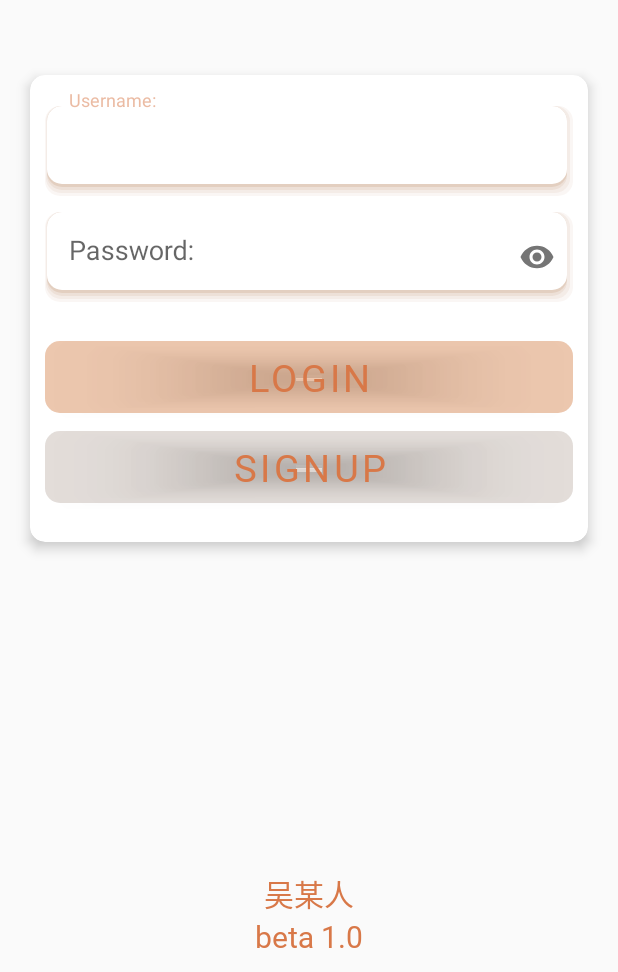
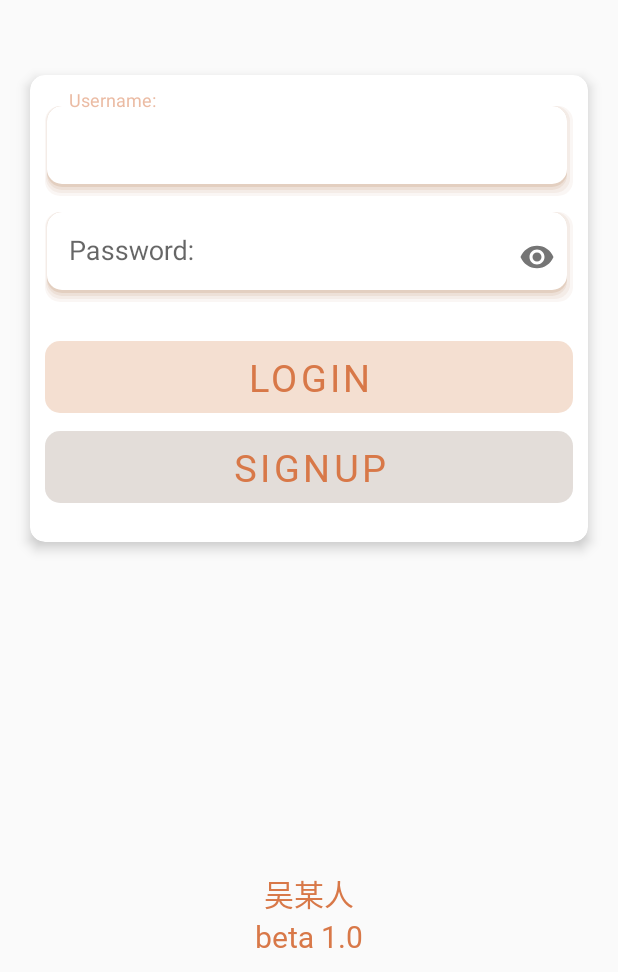
Before and after one commit to CoderWDD/TeamCooperation, an Android app: the LoginPageActivity screen opened directly, with no data from a screen before it, on a phone screen of 412 x 824 dp, the part 264-1236 px from its top. Run offline under Robolectric (Android 15) with nearby library versions, the phone set to English and light mode, and no system bars; our stand-ins replace data binding; 4 statements that could not run were skipped.

Commit message:
Login Retrofit

```diff
--- a/app/build.gradle
+++ b/app/build.gradle
@@ -35,6 +35,9 @@ dependencies {
     implementation 'androidx.appcompat:appcompat:1.3.0'
     implementation 'com.google.android.material:material:1.4.0'
     implementation 'androidx.constraintlayout:constraintlayout:2.0.4'
+    implementation 'com.squareup.retrofit2:retrofit:2.9.0'
+    implementation 'com.squareup.okhttp3:okhttp:latest'
+    implementation 'com.squareup.retrofit2:converter-gson:2.9.0'
     testImplementation 'junit:junit:4.13.2'
     androidTestImplementation 'androidx.test.ext:junit:1.1.3'
     androidTestImplementation 'androidx.test.espresso:espresso-core:3.4.0'
--- a/app/src/main/AndroidManifest.xml
+++ b/app/src/main/AndroidManifest.xml
@@ -1,8 +1,9 @@
 <?xml version="1.0" encoding="utf-8"?>
 <manifest xmlns:android="http://schemas.android.com/apk/res/android"
     package="com.example.cooperation">
-
+    <uses-permission android:name="android.permission.INTERNET"/>
     <application
+        android:usesCleartextTraffic="true"
         android:allowBackup="true"
         android:icon="@mipmap/ic_launcher"
         android:label="@string/app_name"
--- a/app/src/main/java/com/example/cooperation/LoginPageActivity.java
+++ b/app/src/main/java/com/example/cooperation/LoginPageActivity.java
@@ -1,9 +1,14 @@
 package com.example.cooperation;
 
 import androidx.appcompat.app.AppCompatActivity;
+import androidx.databinding.DataBindingUtil;
+import androidx.databinding.ViewDataBinding;
 
 import android.os.Bundle;
 import android.view.WindowManager;
+
+import com.example.cooperation.databinding.ActivityLoginPageBinding;
+import com.example.cooperation.databing.PageLoginDataBinding;
 
 public class LoginPageActivity extends AppCompatActivity {
 
@@ -12,6 +17,13 @@ public class LoginPageActivity extends AppCompatActivity {
         // 去除系统状态栏
         getWindow().setFlags(WindowManager.LayoutParams.FLAG_FULLSCREEN, WindowManager.LayoutParams.FLAG_FULLSCREEN);
         super.onCreate(savedInstanceState);
-        setContentView(R.layout.activity_login_page);
+        // setContentView(R.layout.activity_login_page);
+
+        ActivityLoginPageBinding activityLoginPageBinding = DataBindingUtil.setContentView(this, R.layout.activity_login_page);
+        activityLoginPageBinding.setLoginPageEventHandler(new PageLoginDataBinding(this));
+
     }
+
+
+
 }
--- /dev/null
+++ b/app/src/main/java/com/example/cooperation/api/RetrofitRequest_Interface.java
@@ -0,0 +1,76 @@
+package com.example.cooperation.api;
+
+import com.example.cooperation.model.ItemAdd;
+import com.example.cooperation.model.ProjectCreate;
+import com.example.cooperation.model.ProjectModifyInfo;
+import com.example.cooperation.model.ResponseBody;
+import com.example.cooperation.model.User;
+import com.example.cooperation.model.UserLogin;
+
+import retrofit2.Call;
+import retrofit2.http.Body;
+import retrofit2.http.GET;
+import retrofit2.http.Header;
+import retrofit2.http.POST;
+import retrofit2.http.Path;
+import retrofit2.http.Query;
+
+public interface RetrofitRequest_Interface {
+    @POST("user/login")
+    Call<ResponseBody> userLogin(@Body UserLogin userLogin);
+
+    @POST("user/register")
+    Call<ResponseBody> userRegister(@Header("token") String token,@Body User user);
+
+    @POST("user/delete")
+    Call<ResponseBody> userDelete(@Header("token") String token,@Body String userName);
+
+    @POST("user/modify")
+    Call<ResponseBody> userModify(@Header("token") String token,@Body User user);
+
+    @GET("user/get/{username}")
+    Call<ResponseBody> userGet(@Header("token") String token, @Path("username") String username);
+
+    @POST("project/create")
+    Call<ResponseBody> projectCreate(@Header("token") String token, @Body ProjectCreate projectCreate);
+
+    @POST("project/delete/{projectId}")
+    Call<ResponseBody> projectDelete(@Header("token") String token, @Path("projectId") int projectId);
+
+    @POST("project/modify")
+    Call<ResponseBody> projectModify(@Header("token") String token, @Body ProjectModifyInfo projectModify);
+
+    @GET("project/get/{projectId}")
+    Call<ResponseBody> projectGetOne(@Header("token") String token, @Path("projectId") int projectId);
+
+    // TODO 实现一个将data中的json数据转换为实体的工具类
+    @GET("project/getList")
+    Call<ResponseBody> projectGetList(@Header("token") String token);
+
+    @GET("project/getCooperator/{projectId}")
+    Call<ResponseBody> projectGetCooperator(@Header("token") String token,@Path("projectId") int projectId);
+
+    @POST("project/joinProject/{invitationCode}")
+    Call<ResponseBody> projectJoinProject(@Header("token") String token,@Path("invitationCode") String invitationCode);
+
+    @POST("item/add")
+    Call<ResponseBody> itemAdd(@Header("token") String token, @Body ItemAdd itemAdd);
+
+    @POST("item/delete/{itemId}")
+    Call<ResponseBody> itemDelete(@Header("token") String token,@Path("itemId") int itemId);
+
+    @POST("item/modify/{itemId}")
+    Call<ResponseBody> itemModifyInfo(@Header("token") String token,@Path("itemId") int itemId,@Body ItemAdd itemAdd);
+
+    @POST("item/setStatus/{itemId}")
+    Call<ResponseBody> itemModifyStatus(@Header("token") String token, @Path("itemId") int itemId, @Query("itemStatus") String itemStatus);
+
+    @GET("item/getListByProjectId/{projectId}")
+    Call<ResponseBody> itemGetListByProjectId(@Header("token") String token,@Path("projectId") int projectId);
+
+    @GET("item/get/{itemId}")
+    Call<ResponseBody> itemGetItemInfo(@Header("token") String token,@Path("itemId") int itemId);
+
+    @GET("item/getCurrentItemList")
+    Call<ResponseBody> itemGetCurrentItemList(@Header("token") String token);
+}
--- /dev/null
+++ b/app/src/main/java/com/example/cooperation/constant/HttpStatus.java
@@ -0,0 +1,5 @@
+package com.example.cooperation.constant;
+
+public class HttpStatus {
+    public static String OK = "200";
+}
--- /dev/null
+++ b/app/src/main/java/com/example/cooperation/model/UserLogin.java
@@ -0,0 +1,22 @@
+package com.example.cooperation.model;
+
+public class UserLogin {
+    private String username;
+    private String password;
+
+    public String getUsername() {
+        return username;
+    }
+
+    public void setUsername(String username) {
+        this.username = username;
+    }
+
+    public String getPassword() {
+        return password;
+    }
+
+    public void setPassword(String password) {
+        this.password = password;
+    }
+}
--- a/app/src/main/res/layout/activity_login_page.xml
+++ b/app/src/main/res/layout/activity_login_page.xml
@@ -1,7 +1,15 @@
 <?xml version="1.0" encoding="utf-8"?>
-<androidx.constraintlayout.widget.ConstraintLayout xmlns:android="http://schemas.android.com/apk/res/android"
+<layout xmlns:android="http://schemas.android.com/apk/res/android"
     xmlns:app="http://schemas.android.com/apk/res-auto"
-    xmlns:tools="http://schemas.android.com/tools"
+    xmlns:tools="http://schemas.android.com/tools">
+
+    <data>
+        <variable
+            name="LoginPageEventHandler"
+            type="com.example.cooperation.databing.PageLoginDataBinding" />
+    </data>
+
+    <androidx.constraintlayout.widget.ConstraintLayout
         android:layout_width="match_parent"
         android:layout_height="match_parent"
         tools:context=".LoginPageActivity">
@@ -54,6 +62,7 @@
                         android:hint="@string/username_input_hint"
                         android:inputType="textCapWords"
                         android:maxLength="20"
+                        android:text="@={LoginPageEventHandler.username}"
                         android:maxLines="1"
                         android:textColorHint="@color/orange_brown_hint"
                         tools:ignore="TextContrastCheck" />
@@ -75,6 +84,7 @@
                         android:layout_height="60dp"
                         android:background="@drawable/text_input_background"
                         android:hint="@string/password_input_hint"
+                        android:text="@={LoginPageEventHandler.password}"
                         android:inputType="textPassword"
                         android:maxLength="15"
                         android:maxLines="1"
@@ -84,36 +94,39 @@
 
                 <Space
                     android:layout_width="match_parent"
-                android:layout_height="20dp"/>
+                    android:layout_height="20dp" />
 
 
                 <com.google.android.material.button.MaterialButton
-                android:layout_marginHorizontal="10dp"
-                android:backgroundTint="@color/button_login_background"
-                app:cornerRadius="10dp"
                     android:layout_width="match_parent"
                     android:layout_height="60dp"
+                    android:layout_marginHorizontal="10dp"
+                    android:fontFamily="@font/no236"
+                    android:stateListAnimator="@null"
                     android:text="@string/login"
+                    android:onClick="@{LoginPageEventHandler.onLoginClicked}"
+                    android:textColor="@color/orange_brown"
                     android:textSize="25sp"
-                android:fontFamily="@font/no236"
-                android:textColor="@color/orange_brown"/>
-
+                    app:backgroundTint="@color/button_login_background_3C"
+                    app:cornerRadius="10dp" />
 
 
                 <com.google.android.material.button.MaterialButton
+                    android:layout_width="match_parent"
+                    android:layout_height="60dp"
                     android:layout_marginHorizontal="10dp"
                     android:backgroundTint="@color/button_sign_up_background"
-                app:cornerRadius="10dp"
-                android:layout_width="match_parent"
-                android:layout_height="60dp"
+                    android:fontFamily="@font/no236"
+                    android:stateListAnimator="@null"
                     android:text="@string/sign_up"
+                    android:onClick="@{LoginPageEventHandler.onSignUpClicked}"
+                    android:textColor="@color/orange_brown"
                     android:textSize="25sp"
-                android:fontFamily="@font/no236"
-                android:textColor="@color/orange_brown"/>
+                    app:cornerRadius="10dp" />
 
                 <Space
                     android:layout_width="match_parent"
-                android:layout_height="20dp"/>
+                    android:layout_height="20dp" />
 
 
             </androidx.appcompat.widget.LinearLayoutCompat>
@@ -125,9 +138,9 @@
         <androidx.appcompat.widget.LinearLayoutCompat
             android:layout_width="match_parent"
             android:layout_height="wrap_content"
-        app:layout_constraintBottom_toBottomOf="parent"
             android:gravity="center"
-        android:orientation="vertical">
+            android:orientation="vertical"
+            app:layout_constraintBottom_toBottomOf="parent">
 
             <TextView
                 android:layout_width="wrap_content"
@@ -159,3 +172,4 @@
 
 
     </androidx.constraintlayout.widget.ConstraintLayout>
+</layout>
--- a/app/src/main/res/layout/activity_splash_page.xml
+++ b/app/src/main/res/layout/activity_splash_page.xml
@@ -58,10 +58,10 @@
                 android:layout_height="wrap_content"
                 android:layout_alignEnd="@id/page_splash"
                 android:layout_alignBottom="@id/page_splash"
+                android:layout_marginEnd="30dp"
                 android:layout_marginBottom="90dp"
                 android:background="@null"
                 android:fontFamily="@font/no236"
-                android:layout_marginEnd="30dp"
                 android:onClick="@{PageSplashEventHandler.onSkipClicked}"
                 android:text="@string/welcome_skip"
                 android:textAllCaps="false"
--- a/app/src/main/res/values/colors.xml
+++ b/app/src/main/res/values/colors.xml
@@ -15,6 +15,9 @@
     <color name="elevation_10">#109D5625</color>
     <color name="elevation_15">#159D5625</color>
     <color name="elevation_3d">#209D5625</color>
-    <color name="button_login_background">#3CD1783B</color>
+    <color name="button_login_background_0C">#0CD1783B</color>
+    <color name="button_login_background_1C">#1CD1783B</color>
+    <color name="button_login_background_2C">#2CD1783B</color>
+    <color name="button_login_background_3C">#3CD1783B</color>
     <color name="button_sign_up_background">#1C786048</color>
 </resources>
```
Also changed, not shown: app/src/main/java/com/example/cooperation/api/MyRetrofit.java (added, +43 -0 lines), app/src/main/java/com/example/cooperation/databing/PageLoginDataBinding.java (+68 -2 lines), app/src/main/java/com/example/cooperation/model/ItemAdd.java (added, +60 -0 lines), app/src/main/java/com/example/cooperation/model/ProjectCreate.java (added, +33 -0 lines), app/src/main/java/com/example/cooperation/model/ProjectModifyInfo.java (added, +45 -0 lines), app/src/main/java/com/example/cooperation/model/ResponseBody.java (added, +31 -0 lines), app/src/main/java/com/example/cooperation/model/User.java (added, +105 -0 lines), app/src/main/java/com/example/cooperation/model/response/Token.java (added, +13 -0 lines), app/src/main/java/com/example/cooperation/utils/DecodeJsonFromData.java (added, +11 -0 lines), app/src/main/res/drawable/button_login_background.xml (added, +43 -0 lines). Lines whose indentation alone changed are shown as unchanged.
